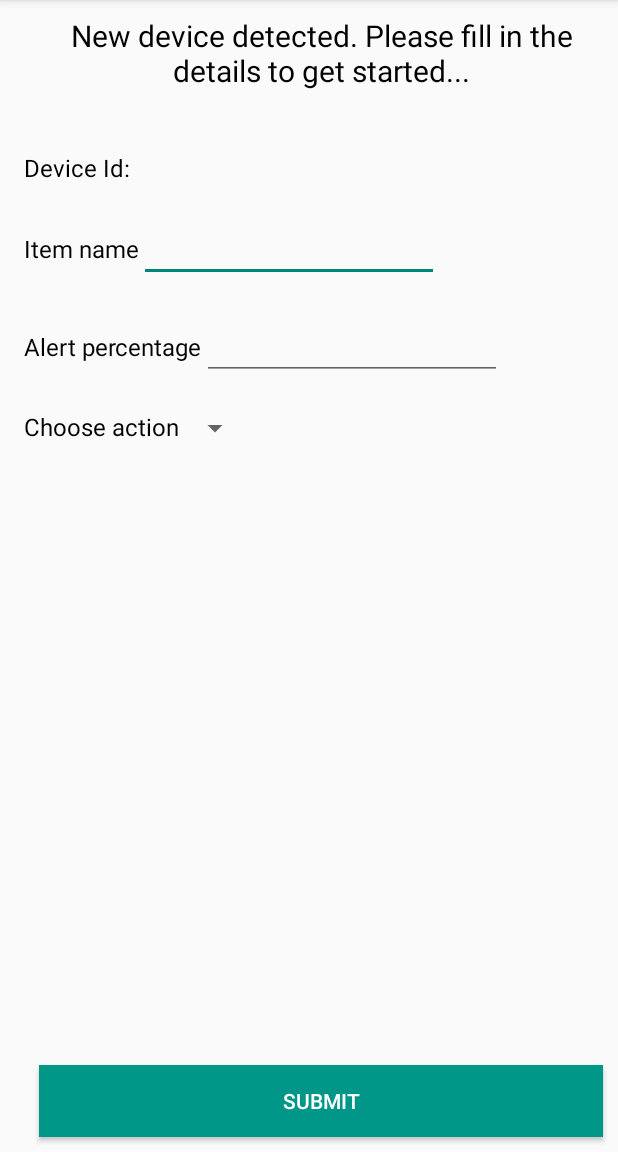
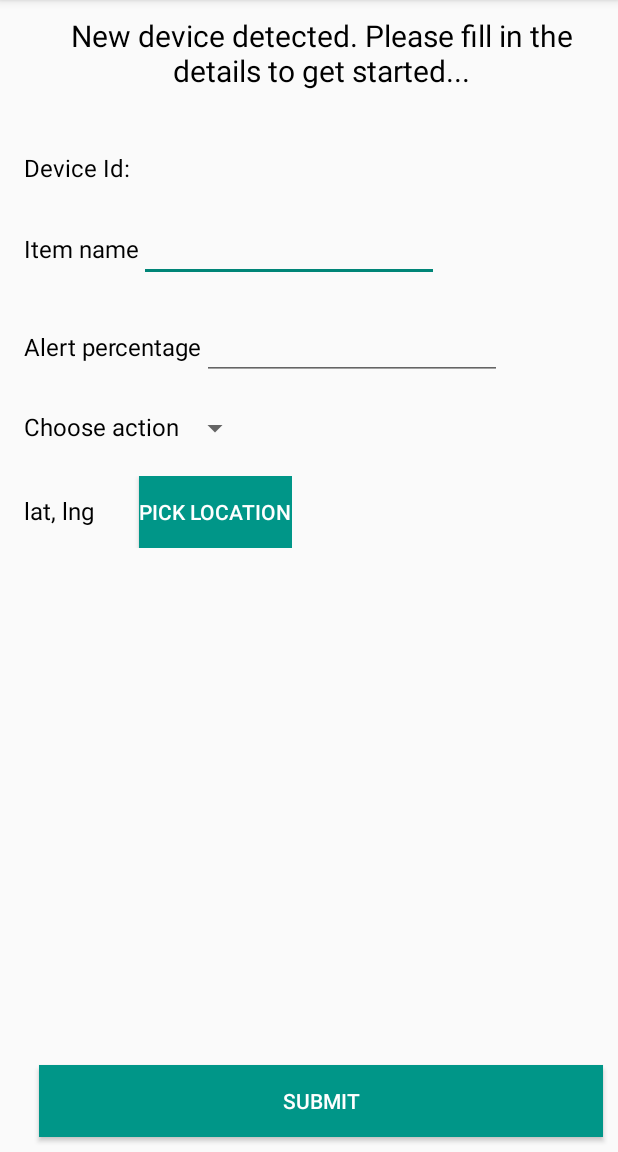
Before and after one commit to UnSamayalArayil/Patiyal, an Android app: the layout activity_new_device.xml on its own in the app's theme, with its tools: preview values and no code run, on a phone screen of 412 x 824 dp, the part 84-1236 px from its top. Run offline under Robolectric (Android 15) with nearby library versions, the phone set to English and light mode, and no system bars.

Commit message:
Arvind: Adding maps to pick store location

```diff
--- /dev/null
+++ b/app/src/main/res/layout/activity_map.xml
@@ -0,0 +1,6 @@
+<?xml version="1.0" encoding="utf-8"?>
+<fragment xmlns:android="http://schemas.android.com/apk/res/android"
+    android:id="@+id/map"
+    android:layout_width="match_parent"
+    android:layout_height="match_parent"
+    android:name="com.google.android.gms.maps.MapFragment"/>
--- a/app/src/main/res/layout/activity_new_device.xml
+++ b/app/src/main/res/layout/activity_new_device.xml
@@ -109,40 +109,34 @@
             android:id="@+id/locationLayout"
             android:layout_width="wrap_content"
             android:layout_marginTop="20dp"
-            tools:visibility="gone"
+            tools:visibility="visible"
             android:layout_height="wrap_content"
             android:orientation="horizontal"
-            android:visibility="gone">
+            android:visibility="visible">
+
+
+
+
 
             <TextView
                 style="@style/textStyle"
+                android:id="@+id/latLng"
                 android:layout_width="wrap_content"
                 android:layout_height="wrap_content"
-                android:text="Lat"
+                android:text="lat, lng"
                 android:textAppearance="?android:attr/textAppearanceMedium" />
 
-            <EditText
-                android:id="@+id/lattitude"
-                android:layout_width="match_parent"
-                android:layout_height="wrap_content"
-                android:layout_gravity="center_horizontal"
-                android:ems="5"
-                android:inputType="numberDecimal" />
 
-            <TextView
-                style="@style/textStyle"
+            <Button
                 android:layout_width="wrap_content"
                 android:layout_height="wrap_content"
-                android:text="Long"
-                android:textAppearance="?android:attr/textAppearanceMedium" />
+                android:background="@color/green"
+                android:layout_marginLeft="30dp"
+                android:textColor="@android:color/white"
+                android:id="@+id/pickLocation"
+                android:text="Pick location"/>
 
-            <EditText
-                android:id="@+id/longitude"
-                android:layout_width="match_parent"
-                android:layout_height="wrap_content"
-                android:layout_gravity="center_horizontal"
-                android:ems="5"
-                android:inputType="numberDecimal" />
+
 
         </LinearLayout>
 
--- a/app/src/main/res/values/strings.xml
+++ b/app/src/main/res/values/strings.xml
@@ -33,6 +33,7 @@
         <item>SMS</item>
         <item>location</item>
     </string-array>
+    <string name="title_activity_map">Select your store location...</string>
 
 
 </resources>
```
Also changed, not shown: app/src/main/AndroidManifest.xml (+33 -14 lines), app/src/main/java/io/github/dnivra26/unsamayalarayil/GcmIntentService.java (+6 -2 lines), app/src/main/java/io/github/dnivra26/unsamayalarayil/MapActivity.java (added, +65 -0 lines), app/src/main/java/io/github/dnivra26/unsamayalarayil/NewDeviceActivity.java (+21 -6 lines), app/src/main/res/menu/menu_map.xml (added, +7 -0 lines).
